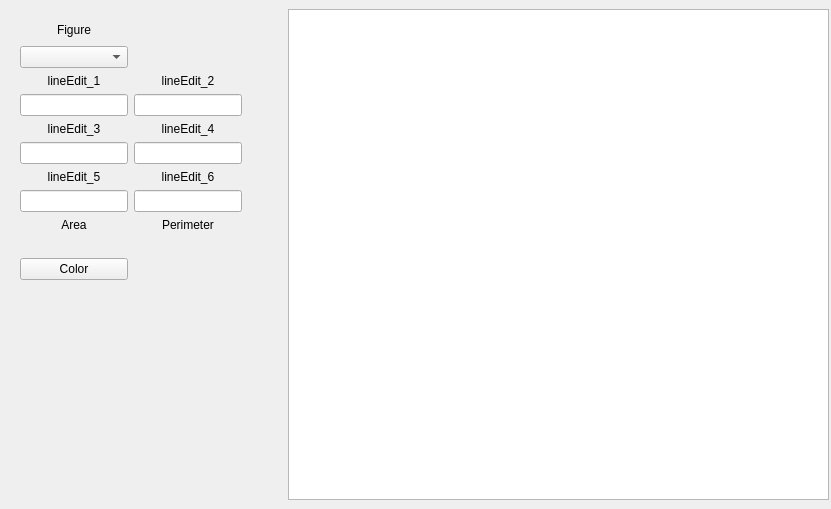
kudroma/SimpleApplication, file experiments/training/widget.ui: the form before one commit.
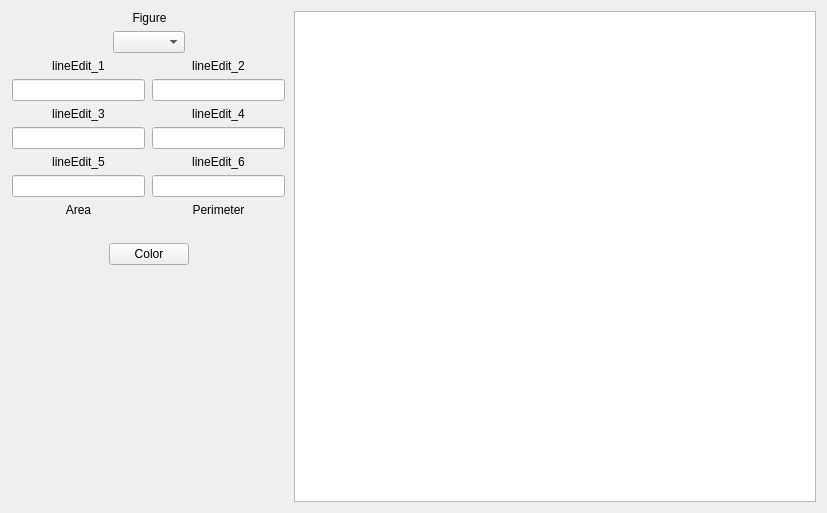
The form after the commit.

Commit message: is ready

```diff
--- a/experiments/training/widget.ui
+++ b/experiments/training/widget.ui
@@ -6,87 +6,147 @@
    <rect>
     <x>0</x>
     <y>0</y>
-    <width>831</width>
-    <height>509</height>
+    <width>827</width>
+    <height>513</height>
    </rect>
   </property>
   <property name="windowTitle">
    <string>Widget</string>
   </property>
-  <widget class="QGraphicsView" name="graphicsView">
-   <property name="geometry">
-    <rect>
-     <x>288</x>
-     <y>9</y>
-     <width>541</width>
-     <height>491</height>
-    </rect>
-   </property>
-  </widget>
-  <widget class="QWidget" name="layoutWidget">
-   <property name="geometry">
-    <rect>
-     <x>9</x>
-     <y>9</y>
-     <width>274</width>
-     <height>250</height>
-    </rect>
-   </property>
+  <layout class="QHBoxLayout" name="horizontalLayout_3">
+   <item>
+    <layout class="QVBoxLayout" name="verticalLayout_11">
+     <item>
+      <layout class="QVBoxLayout" name="verticalLayout_10">
+       <property name="sizeConstraint">
+        <enum>QLayout::SetFixedSize</enum>
+       </property>
+       <item>
+        <layout class="QVBoxLayout" name="verticalLayout_9">
+         <property name="sizeConstraint">
+          <enum>QLayout::SetFixedSize</enum>
+         </property>
+         <item>
+          <widget class="QLabel" name="labelFigure">
+           <property name="sizePolicy">
+            <sizepolicy hsizetype="Fixed" vsizetype="Fixed">
+             <horstretch>0</horstretch>
+             <verstretch>0</verstretch>
+            </sizepolicy>
+           </property>
+           <property name="minimumSize">
+            <size>
+             <width>277</width>
+             <height>0</height>
+            </size>
+           </property>
+           <property name="maximumSize">
+            <size>
+             <width>277</width>
+             <height>16777215</height>
+            </size>
+           </property>
+           <property name="text">
+            <string>Figure</string>
+           </property>
+           <property name="alignment">
+            <set>Qt::AlignCenter</set>
+           </property>
+          </widget>
+         </item>
+         <item>
+          <layout class="QHBoxLayout" name="horizontalLayout_2">
+           <property name="sizeConstraint">
+            <enum>QLayout::SetFixedSize</enum>
+           </property>
+           <item>
+            <spacer name="horizontalSpacer_3">
+             <property name="orientation">
+              <enum>Qt::Horizontal</enum>
+             </property>
+             <property name="sizeType">
+              <enum>QSizePolicy::Fixed</enum>
+             </property>
+             <property name="sizeHint" stdset="0">
+              <size>
+               <width>40</width>
+               <height>20</height>
+              </size>
+             </property>
+            </spacer>
+           </item>
+           <item>
+            <widget class="QComboBox" name="comboBoxFigure">
+             <property name="sizePolicy">
+              <sizepolicy hsizetype="Fixed" vsizetype="Fixed">
+               <horstretch>0</horstretch>
+               <verstretch>0</verstretch>
+              </sizepolicy>
+             </property>
+             <property name="currentText">
+              <string/>
+             </property>
+            </widget>
+           </item>
+           <item>
+            <spacer name="horizontalSpacer_4">
+             <property name="orientation">
+              <enum>Qt::Horizontal</enum>
+             </property>
+             <property name="sizeType">
+              <enum>QSizePolicy::Fixed</enum>
+             </property>
+             <property name="sizeHint" stdset="0">
+              <size>
+               <width>40</width>
+               <height>20</height>
+              </size>
+             </property>
+            </spacer>
+           </item>
+          </layout>
+         </item>
+        </layout>
+       </item>
+       <item>
    <layout class="QGridLayout" name="gridLayout">
     <property name="sizeConstraint">
      <enum>QLayout::SetFixedSize</enum>
     </property>
-    <item row="6" column="1">
-     <widget class="QLabel" name="label_6">
-      <property name="text">
-       <string>lineEdit_6</string>
-      </property>
-      <property name="alignment">
-       <set>Qt::AlignCenter</set>
-      </property>
-     </widget>
-    </item>
-    <item row="7" column="0">
-     <widget class="QLineEdit" name="lineEdit_5">
+         <item row="0" column="0">
+          <layout class="QVBoxLayout" name="verticalLayout_2">
+           <property name="sizeConstraint">
+            <enum>QLayout::SetFixedSize</enum>
+           </property>
+           <item>
+            <widget class="QLabel" name="label_1">
       <property name="sizePolicy">
        <sizepolicy hsizetype="Fixed" vsizetype="Fixed">
         <horstretch>0</horstretch>
         <verstretch>0</verstretch>
        </sizepolicy>
       </property>
-     </widget>
-    </item>
-    <item row="7" column="1">
-     <widget class="QLineEdit" name="lineEdit_6">
-      <property name="sizePolicy">
-       <sizepolicy hsizetype="Fixed" vsizetype="Fixed">
-        <horstretch>0</horstretch>
-        <verstretch>0</verstretch>
-       </sizepolicy>
-      </property>
-     </widget>
-    </item>
-    <item row="6" column="0">
-     <widget class="QLabel" name="label_5">
-      <property name="text">
-       <string>lineEdit_5</string>
-      </property>
-      <property name="alignment">
-       <set>Qt::AlignCenter</set>
-      </property>
-     </widget>
-    </item>
-    <item row="8" column="0">
-     <widget class="QLabel" name="label_Area">
+             <property name="minimumSize">
+              <size>
+               <width>133</width>
+               <height>0</height>
+              </size>
+             </property>
+             <property name="maximumSize">
+              <size>
+               <width>133</width>
+               <height>16777215</height>
+              </size>
+             </property>
       <property name="text">
-       <string>Area</string>
+              <string>lineEdit_1</string>
       </property>
       <property name="alignment">
        <set>Qt::AlignCenter</set>
       </property>
      </widget>
     </item>
-    <item row="3" column="0">
+           <item>
      <widget class="QLineEdit" name="lineEdit_1">
       <property name="sizePolicy">
        <sizepolicy hsizetype="Fixed" vsizetype="Fixed">
@@ -94,12 +154,53 @@
         <verstretch>0</verstretch>
        </sizepolicy>
       </property>
+             <property name="maximumSize">
+              <size>
+               <width>133</width>
+               <height>16777215</height>
+              </size>
+             </property>
       <property name="text">
        <string/>
       </property>
      </widget>
     </item>
-    <item row="3" column="1">
+          </layout>
+         </item>
+         <item row="0" column="1">
+          <layout class="QVBoxLayout" name="verticalLayout">
+           <property name="sizeConstraint">
+            <enum>QLayout::SetFixedSize</enum>
+           </property>
+           <item>
+            <widget class="QLabel" name="label_2">
+             <property name="sizePolicy">
+              <sizepolicy hsizetype="Fixed" vsizetype="Fixed">
+               <horstretch>0</horstretch>
+               <verstretch>0</verstretch>
+              </sizepolicy>
+             </property>
+             <property name="minimumSize">
+              <size>
+               <width>133</width>
+               <height>0</height>
+              </size>
+             </property>
+             <property name="maximumSize">
+              <size>
+               <width>133</width>
+               <height>16777215</height>
+              </size>
+             </property>
+             <property name="text">
+              <string>lineEdit_2</string>
+             </property>
+             <property name="alignment">
+              <set>Qt::AlignCenter</set>
+             </property>
+            </widget>
+           </item>
+           <item>
      <widget class="QLineEdit" name="lineEdit_2">
       <property name="sizePolicy">
        <sizepolicy hsizetype="Fixed" vsizetype="Fixed">
@@ -107,13 +208,44 @@
         <verstretch>0</verstretch>
        </sizepolicy>
       </property>
+             <property name="maximumSize">
+              <size>
+               <width>133</width>
+               <height>16777215</height>
+              </size>
+             </property>
       <property name="text">
        <string/>
       </property>
      </widget>
     </item>
-    <item row="4" column="0">
+          </layout>
+         </item>
+         <item row="1" column="0">
+          <layout class="QVBoxLayout" name="verticalLayout_3">
+           <property name="sizeConstraint">
+            <enum>QLayout::SetFixedSize</enum>
+           </property>
+           <item>
      <widget class="QLabel" name="label_3">
+             <property name="sizePolicy">
+              <sizepolicy hsizetype="Fixed" vsizetype="Fixed">
+               <horstretch>0</horstretch>
+               <verstretch>0</verstretch>
+              </sizepolicy>
+             </property>
+             <property name="minimumSize">
+              <size>
+               <width>133</width>
+               <height>0</height>
+              </size>
+             </property>
+             <property name="maximumSize">
+              <size>
+               <width>133</width>
+               <height>16777215</height>
+              </size>
+             </property>
       <property name="text">
        <string>lineEdit_3</string>
       </property>
@@ -122,8 +254,52 @@
       </property>
      </widget>
     </item>
-    <item row="4" column="1">
+           <item>
+            <widget class="QLineEdit" name="lineEdit_3">
+             <property name="sizePolicy">
+              <sizepolicy hsizetype="Fixed" vsizetype="Fixed">
+               <horstretch>0</horstretch>
+               <verstretch>0</verstretch>
+              </sizepolicy>
+             </property>
+             <property name="maximumSize">
+              <size>
+               <width>133</width>
+               <height>16777215</height>
+              </size>
+             </property>
+             <property name="text">
+              <string/>
+             </property>
+            </widget>
+           </item>
+          </layout>
+         </item>
+         <item row="1" column="1">
+          <layout class="QVBoxLayout" name="verticalLayout_4">
+           <property name="sizeConstraint">
+            <enum>QLayout::SetFixedSize</enum>
+           </property>
+           <item>
      <widget class="QLabel" name="label_4">
+             <property name="sizePolicy">
+              <sizepolicy hsizetype="Fixed" vsizetype="Fixed">
+               <horstretch>0</horstretch>
+               <verstretch>0</verstretch>
+              </sizepolicy>
+             </property>
+             <property name="minimumSize">
+              <size>
+               <width>133</width>
+               <height>0</height>
+              </size>
+             </property>
+             <property name="maximumSize">
+              <size>
+               <width>133</width>
+               <height>16777215</height>
+              </size>
+             </property>
       <property name="text">
        <string>lineEdit_4</string>
       </property>
@@ -132,20 +308,7 @@
       </property>
      </widget>
     </item>
-    <item row="5" column="0">
-     <widget class="QLineEdit" name="lineEdit_3">
-      <property name="sizePolicy">
-       <sizepolicy hsizetype="Fixed" vsizetype="Fixed">
-        <horstretch>0</horstretch>
-        <verstretch>0</verstretch>
-       </sizepolicy>
-      </property>
-      <property name="text">
-       <string/>
-      </property>
-     </widget>
-    </item>
-    <item row="5" column="1">
+           <item>
      <widget class="QLineEdit" name="lineEdit_4">
       <property name="sizePolicy">
        <sizepolicy hsizetype="Fixed" vsizetype="Fixed">
@@ -153,29 +316,215 @@
         <verstretch>0</verstretch>
        </sizepolicy>
       </property>
-     </widget>
-    </item>
-    <item row="10" column="1">
-     <spacer name="horizontalSpacer">
-      <property name="orientation">
-       <enum>Qt::Horizontal</enum>
-      </property>
-      <property name="sizeHint" stdset="0">
+             <property name="maximumSize">
+              <size>
+               <width>133</width>
+               <height>16777215</height>
+              </size>
+             </property>
+            </widget>
+           </item>
+          </layout>
+         </item>
+         <item row="2" column="0">
+          <layout class="QVBoxLayout" name="verticalLayout_6">
+           <property name="sizeConstraint">
+            <enum>QLayout::SetFixedSize</enum>
+           </property>
+           <item>
+            <widget class="QLabel" name="label_5">
+             <property name="sizePolicy">
+              <sizepolicy hsizetype="Fixed" vsizetype="Fixed">
+               <horstretch>0</horstretch>
+               <verstretch>0</verstretch>
+              </sizepolicy>
+             </property>
+             <property name="minimumSize">
        <size>
-        <width>40</width>
-        <height>20</height>
-       </size>
-      </property>
-     </spacer>
-    </item>
-    <item row="8" column="1">
+               <width>133</width>
+               <height>0</height>
+              </size>
+             </property>
+             <property name="maximumSize">
+              <size>
+               <width>133</width>
+               <height>16777215</height>
+              </size>
+             </property>
+             <property name="text">
+              <string>lineEdit_5</string>
+             </property>
+             <property name="alignment">
+              <set>Qt::AlignCenter</set>
+             </property>
+            </widget>
+           </item>
+           <item>
+            <widget class="QLineEdit" name="lineEdit_5">
+             <property name="sizePolicy">
+              <sizepolicy hsizetype="Fixed" vsizetype="Fixed">
+               <horstretch>0</horstretch>
+               <verstretch>0</verstretch>
+              </sizepolicy>
+             </property>
+             <property name="minimumSize">
+              <size>
+               <width>133</width>
+               <height>0</height>
+              </size>
+             </property>
+             <property name="maximumSize">
+              <size>
+               <width>133</width>
+               <height>16777215</height>
+              </size>
+             </property>
+            </widget>
+           </item>
+          </layout>
+         </item>
+         <item row="2" column="1">
+          <layout class="QVBoxLayout" name="verticalLayout_5">
+           <property name="sizeConstraint">
+            <enum>QLayout::SetFixedSize</enum>
+           </property>
+           <item>
+            <widget class="QLabel" name="label_6">
+             <property name="sizePolicy">
+              <sizepolicy hsizetype="Fixed" vsizetype="Fixed">
+               <horstretch>0</horstretch>
+               <verstretch>0</verstretch>
+              </sizepolicy>
+             </property>
+             <property name="minimumSize">
+              <size>
+               <width>133</width>
+               <height>0</height>
+              </size>
+             </property>
+             <property name="maximumSize">
+              <size>
+               <width>133</width>
+               <height>16777215</height>
+              </size>
+             </property>
+             <property name="text">
+              <string>lineEdit_6</string>
+             </property>
+             <property name="alignment">
+              <set>Qt::AlignCenter</set>
+             </property>
+            </widget>
+           </item>
+           <item>
+            <widget class="QLineEdit" name="lineEdit_6">
+             <property name="sizePolicy">
+              <sizepolicy hsizetype="Fixed" vsizetype="Fixed">
+               <horstretch>0</horstretch>
+               <verstretch>0</verstretch>
+              </sizepolicy>
+             </property>
+             <property name="minimumSize">
+              <size>
+               <width>133</width>
+               <height>0</height>
+              </size>
+             </property>
+             <property name="maximumSize">
+              <size>
+               <width>133</width>
+               <height>16777215</height>
+              </size>
+             </property>
+            </widget>
+           </item>
+          </layout>
+         </item>
+         <item row="3" column="0">
+          <layout class="QVBoxLayout" name="verticalLayout_8">
+           <property name="sizeConstraint">
+            <enum>QLayout::SetFixedSize</enum>
+           </property>
+           <item>
+            <widget class="QLabel" name="label_Area">
+             <property name="sizePolicy">
+              <sizepolicy hsizetype="Fixed" vsizetype="Fixed">
+               <horstretch>0</horstretch>
+               <verstretch>0</verstretch>
+              </sizepolicy>
+             </property>
+             <property name="minimumSize">
+              <size>
+               <width>133</width>
+               <height>0</height>
+              </size>
+             </property>
+             <property name="maximumSize">
+              <size>
+               <width>133</width>
+               <height>16777215</height>
+              </size>
+             </property>
+             <property name="text">
+              <string>Area</string>
+             </property>
+             <property name="alignment">
+              <set>Qt::AlignCenter</set>
+             </property>
+            </widget>
+           </item>
+           <item>
+            <widget class="QLabel" name="label_9">
+             <property name="sizePolicy">
+              <sizepolicy hsizetype="Fixed" vsizetype="Fixed">
+               <horstretch>0</horstretch>
+               <verstretch>0</verstretch>
+              </sizepolicy>
+             </property>
+             <property name="minimumSize">
+              <size>
+               <width>133</width>
+               <height>0</height>
+              </size>
+             </property>
+             <property name="maximumSize">
+              <size>
+               <width>133</width>
+               <height>16777215</height>
+              </size>
+             </property>
+             <property name="text">
+              <string/>
+             </property>
+            </widget>
+           </item>
+          </layout>
+         </item>
+         <item row="3" column="1">
+          <layout class="QVBoxLayout" name="verticalLayout_7">
+           <property name="sizeConstraint">
+            <enum>QLayout::SetFixedSize</enum>
+           </property>
+           <item>
      <widget class="QLabel" name="label_Perimeter">
       <property name="sizePolicy">
-       <sizepolicy hsizetype="Preferred" vsizetype="Preferred">
+              <sizepolicy hsizetype="Fixed" vsizetype="Fixed">
         <horstretch>0</horstretch>
         <verstretch>0</verstretch>
        </sizepolicy>
       </property>
+             <property name="minimumSize">
+              <size>
+               <width>133</width>
+               <height>0</height>
+              </size>
+             </property>
+             <property name="maximumSize">
+              <size>
+               <width>133</width>
+               <height>16777215</height>
+              </size>
+             </property>
       <property name="text">
        <string>Perimeter</string>
       </property>
@@ -184,10 +533,60 @@
       </property>
      </widget>
     </item>
-    <item row="10" column="0">
+           <item>
+            <widget class="QLabel" name="label_10">
+             <property name="sizePolicy">
+              <sizepolicy hsizetype="Fixed" vsizetype="Fixed">
+               <horstretch>0</horstretch>
+               <verstretch>0</verstretch>
+              </sizepolicy>
+             </property>
+             <property name="minimumSize">
+              <size>
+               <width>133</width>
+               <height>0</height>
+              </size>
+             </property>
+             <property name="maximumSize">
+              <size>
+               <width>133</width>
+               <height>16777215</height>
+              </size>
+             </property>
+             <property name="text">
+              <string/>
+             </property>
+            </widget>
+           </item>
+          </layout>
+         </item>
+        </layout>
+       </item>
+       <item>
+        <layout class="QHBoxLayout" name="horizontalLayout">
+         <property name="sizeConstraint">
+          <enum>QLayout::SetFixedSize</enum>
+         </property>
+         <item>
+          <spacer name="horizontalSpacer">
+           <property name="orientation">
+            <enum>Qt::Horizontal</enum>
+           </property>
+           <property name="sizeType">
+            <enum>QSizePolicy::Fixed</enum>
+           </property>
+           <property name="sizeHint" stdset="0">
+            <size>
+             <width>40</width>
+             <height>20</height>
+            </size>
+           </property>
+          </spacer>
+         </item>
+         <item>
      <widget class="QPushButton" name="pushButtonColor">
       <property name="sizePolicy">
-       <sizepolicy hsizetype="Minimum" vsizetype="Fixed">
+            <sizepolicy hsizetype="Fixed" vsizetype="Fixed">
         <horstretch>0</horstretch>
         <verstretch>0</verstretch>
        </sizepolicy>
@@ -197,57 +596,14 @@
       </property>
      </widget>
     </item>
-    <item row="9" column="0">
-     <widget class="QLabel" name="label_9">
-      <property name="text">
-       <string/>
-      </property>
-     </widget>
-    </item>
-    <item row="9" column="1">
-     <widget class="QLabel" name="label_10">
-      <property name="sizePolicy">
-       <sizepolicy hsizetype="Preferred" vsizetype="Preferred">
-        <horstretch>0</horstretch>
-        <verstretch>0</verstretch>
-       </sizepolicy>
-      </property>
-      <property name="text">
-       <string/>
-      </property>
-     </widget>
-    </item>
-    <item row="0" column="1">
-     <spacer name="horizontalSpacer_3">
-      <property name="orientation">
-       <enum>Qt::Horizontal</enum>
-      </property>
-      <property name="sizeHint" stdset="0">
-       <size>
-        <width>40</width>
-        <height>20</height>
-       </size>
-      </property>
-     </spacer>
-    </item>
-    <item row="1" column="0">
-     <widget class="QComboBox" name="comboBoxFigure">
-      <property name="sizePolicy">
-       <sizepolicy hsizetype="Preferred" vsizetype="Fixed">
-        <horstretch>0</horstretch>
-        <verstretch>0</verstretch>
-       </sizepolicy>
-      </property>
-      <property name="currentText">
-       <string/>
-      </property>
-     </widget>
-    </item>
-    <item row="1" column="1">
+         <item>
      <spacer name="horizontalSpacer_2">
       <property name="orientation">
        <enum>Qt::Horizontal</enum>
       </property>
+           <property name="sizeType">
+            <enum>QSizePolicy::Fixed</enum>
+           </property>
       <property name="sizeHint" stdset="0">
        <size>
         <width>40</width>
@@ -256,38 +612,29 @@
       </property>
      </spacer>
     </item>
-    <item row="2" column="0">
-     <widget class="QLabel" name="label_1">
-      <property name="text">
-       <string>lineEdit_1</string>
-      </property>
-      <property name="alignment">
-       <set>Qt::AlignCenter</set>
-      </property>
-     </widget>
-    </item>
-    <item row="2" column="1">
-     <widget class="QLabel" name="label_2">
-      <property name="text">
-       <string>lineEdit_2</string>
-      </property>
-      <property name="alignment">
-       <set>Qt::AlignCenter</set>
-      </property>
-     </widget>
-    </item>
-    <item row="0" column="0">
-     <widget class="QLabel" name="labelFigure">
-      <property name="text">
-       <string>Figure</string>
-      </property>
-      <property name="alignment">
-       <set>Qt::AlignCenter</set>
-      </property>
-     </widget>
-    </item>
-   </layout>
-  </widget>
+        </layout>
+       </item>
+      </layout>
+     </item>
+     <item>
+      <spacer name="verticalSpacer">
+       <property name="orientation">
+        <enum>Qt::Vertical</enum>
+       </property>
+       <property name="sizeHint" stdset="0">
+        <size>
+         <width>20</width>
+         <height>228</height>
+        </size>
+       </property>
+      </spacer>
+     </item>
+    </layout>
+   </item>
+   <item>
+    <widget class="QGraphicsView" name="graphicsView"/>
+   </item>
+  </layout>
  </widget>
  <layoutdefault spacing="6" margin="11"/>
  <resources/>
```
Lines whose indentation alone changed are shown as unchanged. The commit also changes 1 other file.
